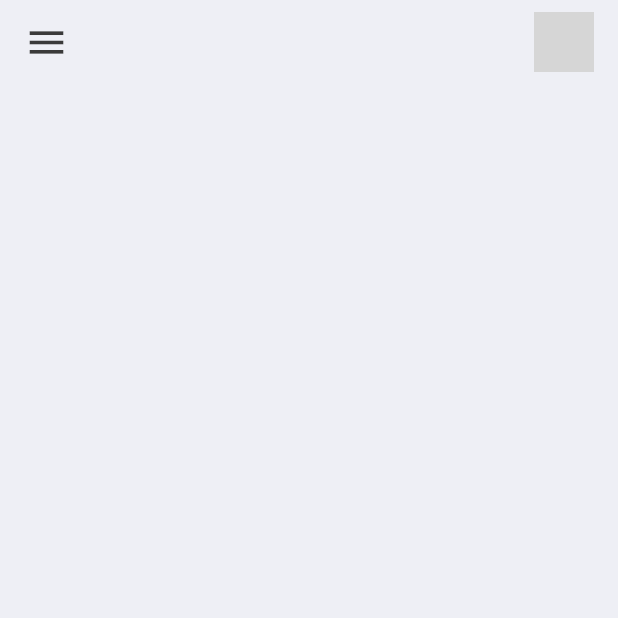
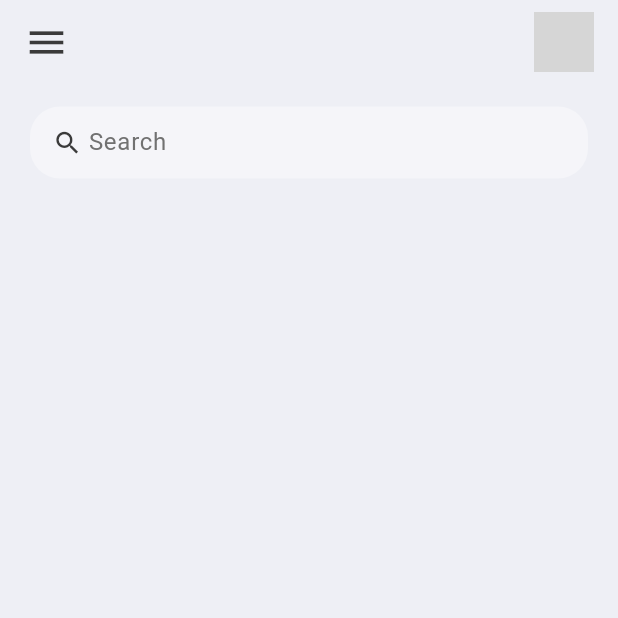
Before and after one commit to alifrizqullahmaruf/To-Do-List-Flutter-App, a Flutter app: the screen it shows after launch, on a phone screen of 412 x 824 dp, the top half of it. Run offline on Flutter 3.47's test engine with Material 3 defaults, Android fonts, the phone set to English and light mode, and no system bars; grey boxes are pictures that could not be loaded.

Commit message:
Search bar

```diff
--- a/lib/home.dart
+++ b/lib/home.dart
@@ -14,12 +14,47 @@ class _HomeState extends State<Home> {
     return Scaffold(
       backgroundColor: tdBGColor,
       appBar: _buildApp(),
+      body: Stack(
+        children: [
+          Container(
+            padding: const EdgeInsets.symmetric(horizontal: 20, vertical: 15),
+            child: Column(
+              children: [
+                searchBox(),
+              ],
+            ),
+          )
+        ],
+      ),
     );
   }
 
   // Serach Box
   Widget searchBox() {
-    return Container();
+    return Container(
+      padding: const EdgeInsets.symmetric(horizontal: 15),
+      decoration: BoxDecoration(
+        color: Colors.white38,
+        borderRadius: BorderRadius.circular(20),
+      ),
+      child:const TextField(
+        // onChanged: (value) => _runFilter(value),
+        decoration: InputDecoration(
+            contentPadding: EdgeInsets.all(0),
+            prefixIcon: Icon(
+              Icons.search,
+              color: tdBlack,
+              size: 20,
+            ),
+            prefixIconConstraints: BoxConstraints(
+              maxHeight: 20,
+              maxWidth: 25,
+            ),
+            border: InputBorder.none,
+            hintText: "Search",
+            hintStyle: TextStyle(color: tdGrey)),
+      ),
+    );
   }
 
   // // App bar interface
```
